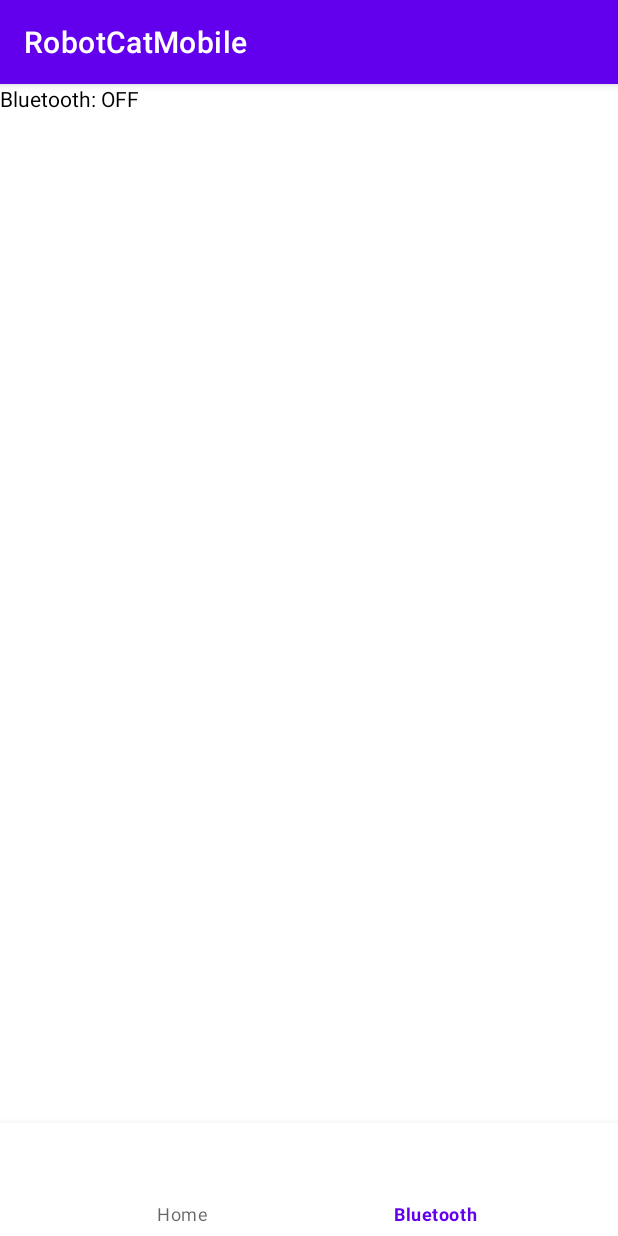
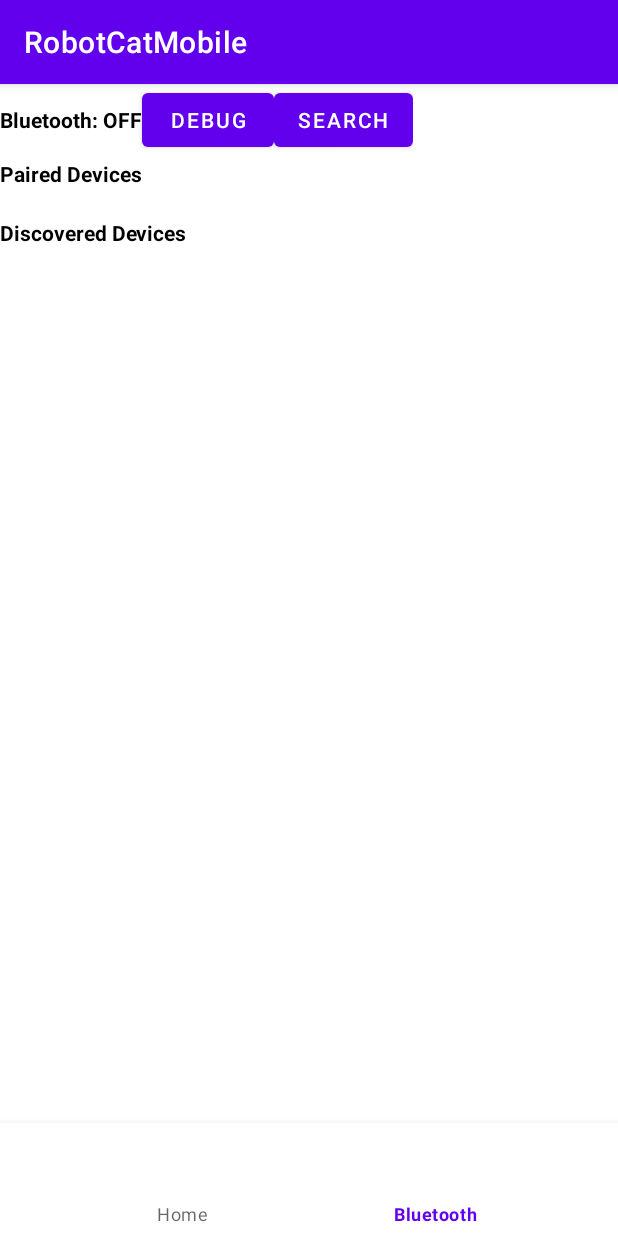
Before and after one commit to sekheng/MDP_Group34_RobotCats, an Android app: the screen it shows after launch (MainActivity), item 2 of the bottom bar chosen, on a phone screen of 412 x 824 dp. Run offline under Robolectric (Android 15) with nearby library versions, the phone set to English and light mode, and no system bars; 2 statements that could not run were skipped.

Commit message:
in progress of setting up the UI for the bluetooth page

```diff
--- a/AndroidProj/app/src/main/java/com/example/robotcatmobile/BluetoothFrag.java
+++ b/AndroidProj/app/src/main/java/com/example/robotcatmobile/BluetoothFrag.java
@@ -3,6 +3,7 @@ package com.example.robotcatmobile;
 import android.os.Bundle;
 
 import androidx.fragment.app.Fragment;
+import androidx.recyclerview.widget.RecyclerView;
 
 import android.view.LayoutInflater;
 import android.view.View;
@@ -23,6 +24,11 @@ public class BluetoothFrag extends Fragment {
     // TODO: Rename and change types of parameters
     private String mParam1;
     private String mParam2;
+
+    // for the paired UI recycler
+    RecyclerView mPairedRecycler;
+    // for the discovered UI recycler
+    RecyclerView mDiscoveredRecycler;
 
     public BluetoothFrag() {
         // Required empty public constructor
@@ -64,6 +70,8 @@ public class BluetoothFrag extends Fragment {
     public View onCreateView(LayoutInflater inflater, ViewGroup container,
                              Bundle savedInstanceState) {
         // Inflate the layout for this fragment
+        mPairedRecycler = getView().findViewById(R.id.pairedDeviceRecycler);
+        mDiscoveredRecycler = getView().findViewById(R.id.discoveredDeviceRecycler);
         return inflater.inflate(R.layout.fragment_bluetooth, container, false);
     }
 }
--- /dev/null
+++ b/AndroidProj/app/src/main/java/com/example/robotcatmobile/bluetooth_parts/BluetoothDetailHolder.java
@@ -0,0 +1,24 @@
+package com.example.robotcatmobile.bluetooth_parts;
+
+import android.view.View;
+import android.widget.Button;
+import android.widget.TextView;
+
+import androidx.annotation.NonNull;
+import androidx.recyclerview.widget.RecyclerView;
+
+import com.example.robotcatmobile.R;
+
+public class BluetoothDetailHolder extends RecyclerView.ViewHolder {
+    // text to view the bluetooth name and its address
+    private TextView mBluetoothText;
+    // and the buttons to access
+    private Button mDeviceButton;
+
+    public BluetoothDetailHolder(@NonNull View itemView) {
+        super(itemView);
+        // initialized the widgets
+        mBluetoothText = itemView.findViewById(R.id.bluetooth_detail);
+        mDeviceButton = itemView.findViewById(R.id.bluetooth_item_button);
+    }
+}
--- /dev/null
+++ b/AndroidProj/app/src/main/java/com/example/robotcatmobile/bluetooth_parts/PairedRecycler.java
@@ -0,0 +1,4 @@
+package com.example.robotcatmobile.bluetooth_parts;
+
+public class PairedRecycler {
+}
--- a/AndroidProj/app/src/main/res/layout/fragment_bluetooth.xml
+++ b/AndroidProj/app/src/main/res/layout/fragment_bluetooth.xml
@@ -16,14 +16,34 @@
             android:layout_height="wrap_content"
             android:text="@string/bluetooth_status"
             android:textColor="@color/black"
+            android:textStyle="bold"
+            />
+        <Button
+            android:id="@+id/bluetooth_debug"
+            android:layout_width="wrap_content"
+            android:layout_height="wrap_content"
+            android:text="@string/bluetooth_debug"
+            />
+        <Button
+            android:id="@+id/bluetooth_search"
+            android:layout_width="wrap_content"
+            android:layout_height="wrap_content"
+            android:text="@string/bluetooth_search"
             />
     </LinearLayout>
 
     <LinearLayout
         android:layout_width="match_parent"
         android:layout_height="match_parent"
-        android:layout_marginTop="30dp"
-        android:orientation="horizontal">
+        android:layout_marginTop="50dp"
+        android:orientation="vertical">
+        <TextView
+            android:layout_width="wrap_content"
+            android:layout_height="wrap_content"
+            android:text="Paired Devices"
+            android:textStyle="bold"
+            android:textColor="@color/black"
+            />
         <androidx.recyclerview.widget.RecyclerView
             android:id="@+id/pairedDeviceRecycler"
             android:layout_width="match_parent"
@@ -32,6 +52,14 @@
             android:background="@color/colorAccent"
             android:scrollbars="vertical" />
 
+        <TextView
+            android:layout_width="wrap_content"
+            android:layout_height="wrap_content"
+            android:layout_marginTop="20dp"
+            android:text="Discovered Devices"
+            android:textStyle="bold"
+            android:textColor="@color/black"
+            />
         <androidx.recyclerview.widget.RecyclerView
             android:id="@+id/discoveredDeviceRecycler"
             android:layout_width="match_parent"
@@ -39,6 +67,7 @@
             android:background="@color/colorAccent"
             android:layout_gravity="bottom"
             android:scrollbars="vertical"
+            android:layout_marginTop="10dp"
             android:layout_marginBottom="10dp"
             />
     </LinearLayout>
--- a/AndroidProj/app/src/main/res/values/strings.xml
+++ b/AndroidProj/app/src/main/res/values/strings.xml
@@ -3,4 +3,6 @@
     <!-- TODO: Remove or change this placeholder text -->
     <string name="hello_blank_fragment">Hello blank fragment</string>
     <string name="bluetooth_status">Bluetooth: OFF</string>
+    <string name="bluetooth_debug">Debug</string>
+    <string name="bluetooth_search">search</string>
 </resources>
```
